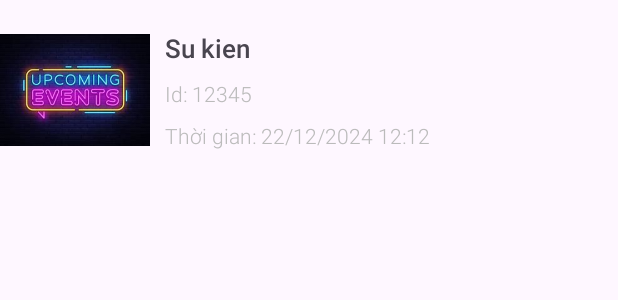
After one commit to KTPx4/Ticket_System, an Android app: the layout history_item_event.xml on its own in the app's theme, with its tools: preview values and no code run, on a phone screen of 412 x 824 dp. The commit adds this screen. Shown: the top 300 px of the screen. Run offline under Robolectric (Android 15) with nearby library versions, the phone set to English and light mode, and no system bars.

Commit message:
Create activity join event

```diff
--- a/client/app/src/main/java/com/example/ticketbooking/history/adapter/RatingAdapter.java
+++ b/client/app/src/main/java/com/example/ticketbooking/history/adapter/RatingAdapter.java
@@ -41,7 +41,7 @@ public class RatingAdapter extends RecyclerView.Adapter<RatingAdapter.RatingView
     @NonNull
     @Override
     public RatingViewHolder onCreateViewHolder(@NonNull ViewGroup parent, int viewType) {
-        View view = LayoutInflater.from(context).inflate(R.layout.history_item_row, parent, false);
+        View view = LayoutInflater.from(context).inflate(R.layout.history_item_post, parent, false);
         return new RatingViewHolder(view);
     }
 
--- a/client/app/src/main/res/layout/history_activity_main.xml
+++ b/client/app/src/main/res/layout/history_activity_main.xml
@@ -100,7 +100,7 @@
         android:id="@+id/layoutMyPost"
         app:layout_constraintTop_toBottomOf="@+id/tv1"
         app:layout_constraintStart_toStartOf="parent"
-        layout="@layout/history_item_row"
+        layout="@layout/history_item_post"
         android:layout_marginVertical="10dp"
         android:layout_marginHorizontal="30dp"
         android:layout_width="match_parent"
--- /dev/null
+++ b/client/app/src/main/res/layout/history_item_event.xml
@@ -0,0 +1,88 @@
+<?xml version="1.0" encoding="utf-8"?>
+<androidx.constraintlayout.widget.ConstraintLayout xmlns:android="http://schemas.android.com/apk/res/android"
+    android:layout_width="match_parent"
+    android:id="@+id/layoutMain"
+    android:layout_height="wrap_content"
+    android:fitsSystemWindows="true"
+    android:layout_marginVertical="20dp"
+    xmlns:app="http://schemas.android.com/apk/res-auto">
+
+    <ImageView
+        android:src="@drawable/img_event"
+        android:id="@+id/imgEvent"
+        app:layout_constraintStart_toStartOf="parent"
+        app:layout_constraintTop_toTopOf="parent"
+        android:layout_width="100dp"
+        android:layout_height="80dp" />
+
+    <TextView
+        android:id="@+id/tvName"
+       android:layout_marginStart="10dp"
+        app:layout_constraintTop_toTopOf="@+id/imgEvent"
+        app:layout_constraintEnd_toEndOf="parent"
+        android:textSize="17dp"
+        android:maxLines="1"
+        android:fontFamily="sans-serif-medium"
+        android:ellipsize="end"
+        app:layout_constraintStart_toEndOf="@+id/imgEvent"
+        android:text="Su kien"
+        android:layout_width="0dp"
+        android:layout_height="wrap_content" />
+
+    <LinearLayout
+        android:id="@+id/layout1"
+        app:layout_constraintTop_toBottomOf="@+id/tvName"
+        app:layout_constraintStart_toStartOf="@+id/tvName"
+        app:layout_constraintBottom_toTopOf="@+id/layout2"
+        app:layout_constraintEnd_toEndOf="parent"
+        android:layout_width="0dp"
+        android:orientation="horizontal"
+        android:layout_height="wrap_content">
+        <TextView
+            android:fontFamily="sans-serif-light"
+            android:textColor="@color/text_hint"
+            android:textSize="14dp"
+            android:text="Id: "
+
+            android:layout_width="wrap_content"
+            android:layout_height="wrap_content" />
+        <TextView
+            android:id="@+id/tvId"
+            android:fontFamily="sans-serif-light"
+            android:textColor="@color/text_hint"
+            android:textSize="14dp"
+            android:text="12345"
+
+            android:layout_width="wrap_content"
+            android:layout_height="wrap_content" />
+    </LinearLayout>
+    <LinearLayout
+        android:id="@+id/layout2"
+       app:layout_constraintBottom_toBottomOf="@+id/imgEvent"
+        app:layout_constraintStart_toStartOf="@+id/layout1"
+        app:layout_constraintEnd_toEndOf="parent"
+        android:layout_width="0dp"
+        android:orientation="horizontal"
+        android:layout_height="wrap_content">
+        <TextView
+            android:fontFamily="sans-serif-light"
+            android:textColor="@color/text_hint"
+            android:textSize="14dp"
+            android:text="Thời gian: "
+
+            android:layout_width="wrap_content"
+            android:layout_height="wrap_content" />
+        <TextView
+            android:id="@+id/tvDate"
+            android:fontFamily="sans-serif-light"
+            android:textColor="@color/text_hint"
+            android:textSize="14dp"
+            android:text="22/12/2024 12:12"
+
+            android:layout_width="wrap_content"
+            android:layout_height="wrap_content" />
+    </LinearLayout>
+
+
+
+</androidx.constraintlayout.widget.ConstraintLayout>
```
Also changed, not shown: client/app/src/main/AndroidManifest.xml (+10 -1 lines), client/app/src/main/java/com/example/ticketbooking/history/JoinActivity.java (added, +77 -0 lines), client/app/src/main/java/com/example/ticketbooking/history/adapter/EventAdapter.java (added, +105 -0 lines), client/app/src/main/java/services/AccountService.java (+49 -0 lines), client/app/src/main/java/services/response/account/RSGetJoin.java (added, +34 -0 lines), client/app/src/main/res/layout/history_activity_join.xml (added, +29 -0 lines), client/app/src/main/res/drawable/img_event.png (added), client/app/src/main/res/layout/history_item_post.xml (renamed from client/app/src/main/res/layout/history_item_row.xml), 1 other file.
